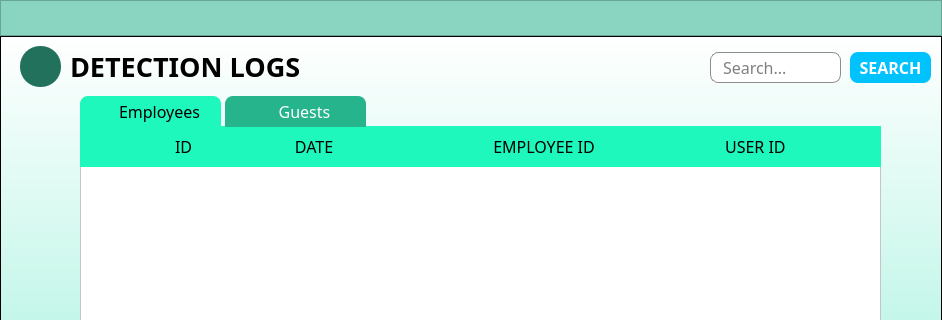
First picture: the form in log.ui, repository marcryangil/facemaskdetection, before the edit; both pictures show x 0 to 942 and y 0 to 320 of the 942 by 495 pixel window.
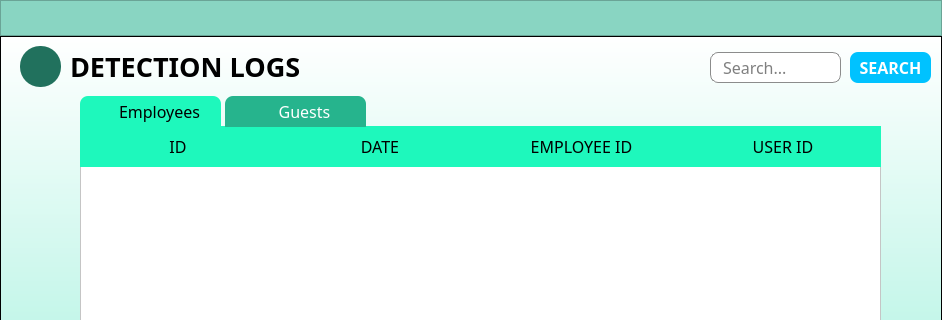
Second picture: the form after the edit. Icons and pictures are not drawn.

Commit message: Aligned the Cells to Center

Patch:
```diff
--- a/log.ui
+++ b/log.ui
@@ -307,27 +307,6 @@
          </rect>
         </property>
         <layout class="QHBoxLayout" name="horizontalLayout_3">
-         <item>
-          <widget class="QLabel" name="label_22">
-           <property name="font">
-            <font>
-             <family>Work Sans Medium</family>
-             <pointsize>12</pointsize>
-             <weight>50</weight>
-             <bold>false</bold>
-            </font>
-           </property>
-           <property name="styleSheet">
-            <string notr="true">background-color: transparent;
-border: none;
-color: rgb(0, 0, 0);
-border-radius: 8px;</string>
-           </property>
-           <property name="text">
-            <string/>
-           </property>
-          </widget>
-         </item>
          <item>
           <widget class="QLabel" name="label_24">
            <property name="font">
@@ -347,6 +326,9 @@
            <property name="text">
             <string>ID</string>
            </property>
+           <property name="alignment">
+            <set>Qt::AlignCenter</set>
+           </property>
           </widget>
          </item>
          <item>
@@ -366,28 +348,10 @@
 border-radius: 8px;</string>
            </property>
            <property name="text">
-            <string>      DATE</string>
+            <string>DATE</string>
            </property>
-          </widget>
-         </item>
-         <item>
-          <widget class="QLabel" name="label_26">
-           <property name="font">
-            <font>
-             <family>Work Sans Medium</family>
-             <pointsize>12</pointsize>
-             <weight>50</weight>
-             <bold>false</bold>
-            </font>
-           </property>
-           <property name="styleSheet">
-            <string notr="true">background-color: transparent;
-border: none;
-color: rgb(0, 0, 0);
-border-radius: 8px;</string>
-           </property>
-           <property name="text">
-            <string/>
+           <property name="alignment">
+            <set>Qt::AlignCenter</set>
            </property>
           </widget>
          </item>
@@ -408,28 +372,10 @@
 border-radius: 8px;</string>
            </property>
            <property name="text">
-            <string>        EMPLOYEE ID</string>
+            <string>EMPLOYEE ID</string>
            </property>
-          </widget>
-         </item>
-         <item>
-          <widget class="QLabel" name="label_28">
-           <property name="font">
-            <font>
-             <family>Work Sans Medium</family>
-             <pointsize>12</pointsize>
-             <weight>50</weight>
-             <bold>false</bold>
-            </font>
-           </property>
-           <property name="styleSheet">
-            <string notr="true">background-color: transparent;
-border: none;
-color: rgb(0, 0, 0);
-border-radius: 8px;</string>
-           </property>
-           <property name="text">
-            <string/>
+           <property name="alignment">
+            <set>Qt::AlignCenter</set>
            </property>
           </widget>
          </item>
@@ -450,28 +396,10 @@
 border-radius: 8px;</string>
            </property>
            <property name="text">
-            <string>       USER ID</string>
+            <string>USER ID</string>
            </property>
-          </widget>
-         </item>
-         <item>
-          <widget class="QLabel" name="label_31">
-           <property name="font">
-            <font>
-             <family>Work Sans Medium</family>
-             <pointsize>12</pointsize>
-             <weight>50</weight>
-             <bold>false</bold>
-            </font>
-           </property>
-           <property name="styleSheet">
-            <string notr="true">background-color: transparent;
-border: none;
-color: rgb(0, 0, 0);
-border-radius: 8px;</string>
-           </property>
-           <property name="text">
-            <string/>
+           <property name="alignment">
+            <set>Qt::AlignCenter</set>
            </property>
           </widget>
          </item>
@@ -498,15 +426,14 @@
        </property>
        <property name="styleSheet">
         <string notr="true">
-
 QTableWidget{
 	color: rgb(90,90,90);
 	background-color: rgb(255,255,255);
 }
-
 QTableView::item{
 	border-bottom: 1px solid #696969;
-}</string>
+}
+</string>
        </property>
        <attribute name="horizontalHeaderStretchLastSection">
         <bool>false</bool>
```
The commit also changes 5 other files.
